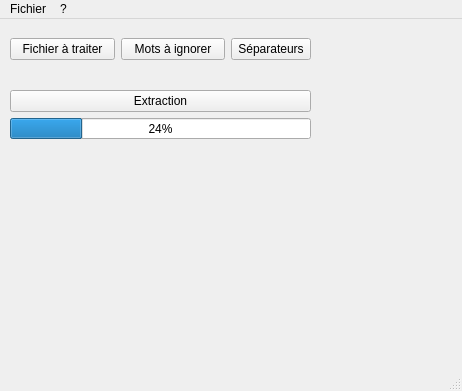
This is gui test/NuageDeMots/mainwindow.ui in WordCloudZZ/WordCloudZZ as Qt 5 draws it before an edit. The edited form follows.
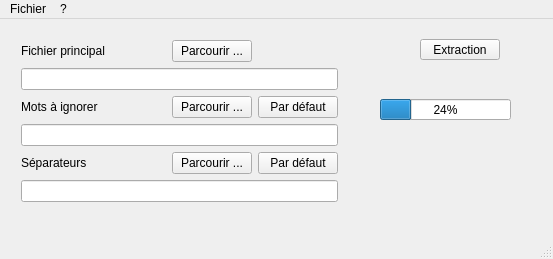
This is the edited form.

```diff
--- a/gui test/NuageDeMots/mainwindow.ui
+++ b/gui test/NuageDeMots/mainwindow.ui
@@ -6,8 +6,8 @@
    <rect>
     <x>0</x>
     <y>0</y>
-    <width>462</width>
-    <height>391</height>
+    <width>553</width>
+    <height>259</height>
    </rect>
   </property>
   <property name="minimumSize">
@@ -29,38 +29,102 @@
    <string>Nuage de Mots</string>
   </property>
   <widget class="QWidget" name="centralWidget">
-   <widget class="QWidget" name="verticalLayoutWidget">
+   <widget class="QProgressBar" name="progressBar">
     <property name="geometry">
      <rect>
-      <x>0</x>
-      <y>0</y>
-      <width>321</width>
-      <height>61</height>
+      <x>380</x>
+      <y>80</y>
+      <width>131</width>
+      <height>21</height>
      </rect>
     </property>
-    <layout class="QHBoxLayout" name="horizontalLayout">
-     <property name="leftMargin">
-      <number>10</number>
-     </property>
-     <property name="rightMargin">
-      <number>10</number>
-     </property>
-     <item>
-      <widget class="QPushButton" name="pushButton_2">
+    <property name="value">
+     <number>24</number>
+    </property>
+   </widget>
+   <widget class="QPushButton" name="pushButton">
+    <property name="geometry">
+     <rect>
+      <x>420</x>
+      <y>20</y>
+      <width>80</width>
+      <height>21</height>
+     </rect>
+    </property>
+    <property name="maximumSize">
+     <size>
+      <width>80</width>
+      <height>16777215</height>
+     </size>
+    </property>
+    <property name="text">
+     <string>Extraction</string>
+    </property>
+   </widget>
+   <widget class="QWidget" name="">
+    <property name="geometry">
+     <rect>
+      <x>10</x>
+      <y>10</y>
+      <width>339</width>
+      <height>188</height>
+     </rect>
+    </property>
+    <layout class="QGridLayout" name="gridLayout">
+     <item row="3" column="0" colspan="4">
+      <widget class="QLineEdit" name="displayIgnore">
+       <property name="readOnly">
+        <bool>true</bool>
+       </property>
+      </widget>
+     </item>
+     <item row="1" column="0" colspan="4">
+      <widget class="QLineEdit" name="displayPrincipal">
        <property name="text">
-        <string>Fichier à traiter</string>
+        <string/>
+       </property>
+       <property name="readOnly">
+        <bool>true</bool>
        </property>
       </widget>
      </item>
-     <item>
-      <widget class="QPushButton" name="pushButton_4">
+     <item row="2" column="0" colspan="2">
+      <widget class="QLabel" name="label_2">
        <property name="text">
         <string>Mots à ignorer</string>
        </property>
       </widget>
      </item>
-     <item>
-      <widget class="QPushButton" name="pushButton_3">
+     <item row="2" column="3">
+      <widget class="QPushButton" name="defaultIgnore">
+       <property name="text">
+        <string>Par défaut</string>
+       </property>
+      </widget>
+     </item>
+     <item row="2" column="2">
+      <widget class="QPushButton" name="browseIgnore">
+       <property name="text">
+        <string>Parcourir ...</string>
+       </property>
+      </widget>
+     </item>
+     <item row="6" column="0" colspan="4">
+      <widget class="QLineEdit" name="displaySeparator">
+       <property name="readOnly">
+        <bool>true</bool>
+       </property>
+      </widget>
+     </item>
+     <item row="4" column="3">
+      <widget class="QPushButton" name="defaultSeparator">
+       <property name="text">
+        <string>Par défaut</string>
+       </property>
+      </widget>
+     </item>
+     <item row="4" column="2">
+      <widget class="QPushButton" name="browseSeparator">
        <property name="sizePolicy">
         <sizepolicy hsizetype="Fixed" vsizetype="Fixed">
          <horstretch>0</horstretch>
@@ -68,42 +132,28 @@
         </sizepolicy>
        </property>
        <property name="text">
+        <string>Parcourir ...</string>
+       </property>
+      </widget>
+     </item>
+     <item row="4" column="0" colspan="2">
+      <widget class="QLabel" name="label_3">
+       <property name="text">
         <string>Séparateurs</string>
        </property>
       </widget>
      </item>
-    </layout>
-   </widget>
-   <widget class="QWidget" name="verticalLayoutWidget_2">
-    <property name="geometry">
-     <rect>
-      <x>0</x>
-      <y>60</y>
-      <width>321</width>
-      <height>71</height>
-     </rect>
-    </property>
-    <layout class="QVBoxLayout" name="verticalLayout_2">
-     <property name="sizeConstraint">
-      <enum>QLayout::SetDefaultConstraint</enum>
-     </property>
-     <property name="leftMargin">
-      <number>10</number>
-     </property>
-     <property name="rightMargin">
-      <number>10</number>
-     </property>
-     <item>
-      <widget class="QPushButton" name="pushButton">
+     <item row="0" column="2">
+      <widget class="QPushButton" name="browsePrincipal">
        <property name="text">
-        <string>Extraction</string>
+        <string>Parcourir ...</string>
        </property>
       </widget>
      </item>
-     <item>
-      <widget class="QProgressBar" name="progressBar">
-       <property name="value">
-        <number>24</number>
+     <item row="0" column="0" colspan="2">
+      <widget class="QLabel" name="label">
+       <property name="text">
+        <string>Fichier principal</string>
        </property>
       </widget>
      </item>
@@ -115,7 +165,7 @@
     <rect>
      <x>0</x>
      <y>0</y>
-     <width>462</width>
+     <width>553</width>
      <height>20</height>
     </rect>
    </property>
```
